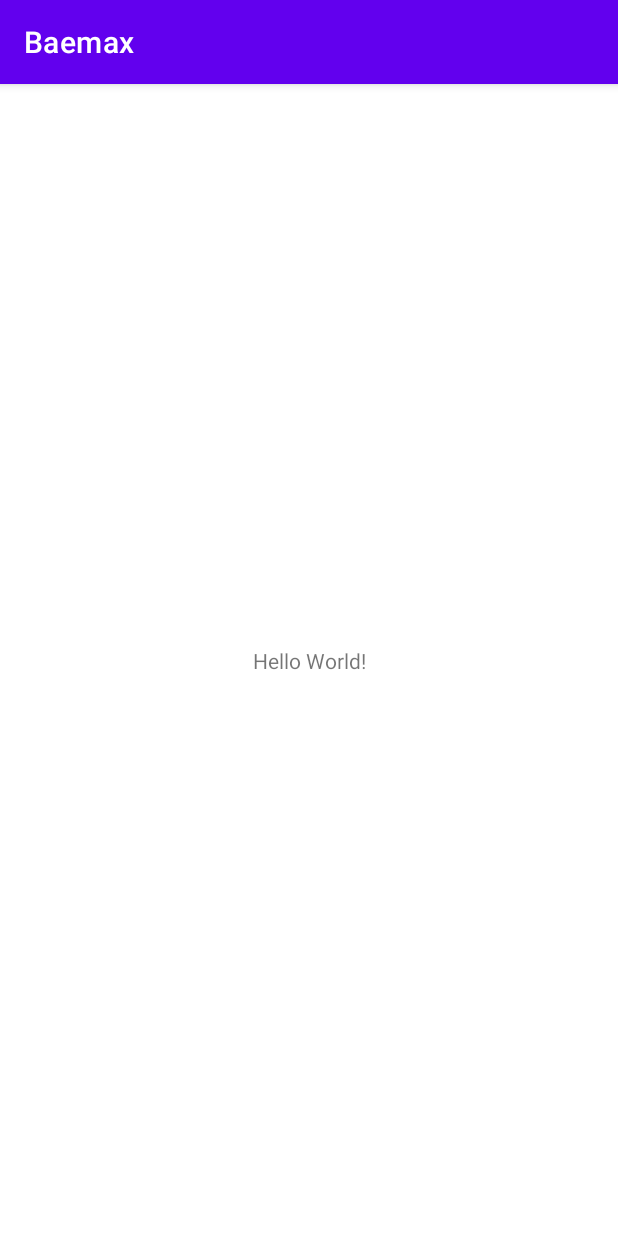
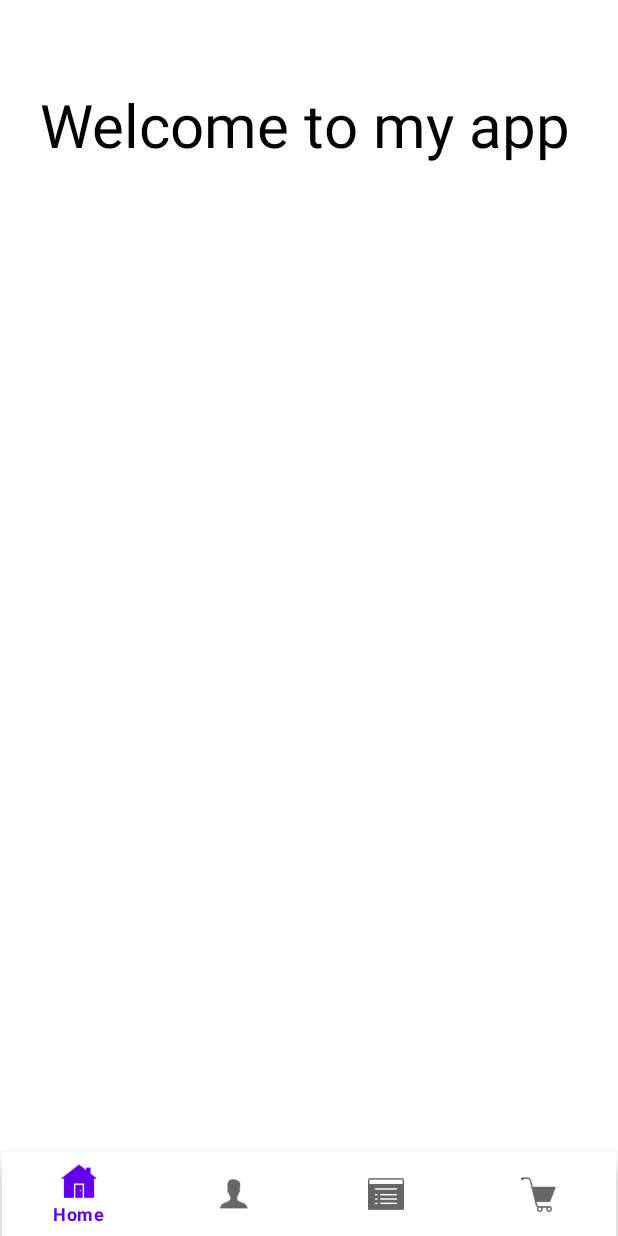
Before and after one commit to baohng/baemax, an Android app: the screen it shows after launch (MainActivity before the commit, HomeActivity after it), on a phone screen of 412 x 824 dp. Run offline under Robolectric (Android 15) with nearby library versions, the phone set to English and light mode, and no system bars.

Commit message:
bottom navbar

```diff
--- /dev/null
+++ b/app/src/main/java/ute/application/baemax/HomeActivity.java
@@ -0,0 +1,52 @@
+package ute.application.baemax;
+
+import androidx.annotation.NonNull;
+import androidx.appcompat.app.AppCompatActivity;
+
+import android.content.Intent;
+import android.os.Bundle;
+import android.view.MenuItem;
+
+import com.google.android.material.bottomnavigation.BottomNavigationView;
+
+public class HomeActivity extends AppCompatActivity {
+
+    BottomNavigationView bottomNavigationView;
+    @Override
+    protected void onCreate(Bundle savedInstanceState) {
+        super.onCreate(savedInstanceState);
+        setContentView(R.layout.activity_home);
+
+
+        bottomNavigationView = findViewById(R.id.bottom_navigator);
+        bottomNavigationView.setSelectedItemId(R.id.home);
+
+        bottomNavigationView.setOnNavigationItemSelectedListener(new BottomNavigationView.OnNavigationItemSelectedListener() {
+            @Override
+            public boolean onNavigationItemSelected(@NonNull MenuItem item) {
+                switch (item.getItemId()){
+                    case R.id.profileV:
+                        startActivity(new Intent(getApplicationContext(), ProfileActivity.class));
+                        overridePendingTransition(0,0);
+                        return true;
+
+                    case R.id.home:
+                        return  true;
+
+                    case R.id.listV:
+                        startActivity(new Intent(getApplicationContext(), ListViewActivity.class));
+                        overridePendingTransition(0,0);
+                        return true;
+
+                    case R.id.cart:
+                        startActivity(new Intent(getApplicationContext(), CartActivity.class));
+                        overridePendingTransition(0,0);
+                        return true;
+
+                }
+                return false;
+            }
+        });
+
+    }
+}
--- a/app/src/main/java/ute/application/baemax/MainActivity.java
+++ /dev/null
@@ -1,14 +0,0 @@
-package ute.application.baemax;
-
-import androidx.appcompat.app.AppCompatActivity;
-
-import android.os.Bundle;
-
-public class MainActivity extends AppCompatActivity {
-
-    @Override
-    protected void onCreate(Bundle savedInstanceState) {
-        super.onCreate(savedInstanceState);
-        setContentView(R.layout.activity_main);
-    }
-}
--- /dev/null
+++ b/app/src/main/res/layout/activity_home.xml
@@ -0,0 +1,38 @@
+<?xml version="1.0" encoding="utf-8"?>
+<androidx.constraintlayout.widget.ConstraintLayout xmlns:android="http://schemas.android.com/apk/res/android"
+    xmlns:app="http://schemas.android.com/apk/res-auto"
+    xmlns:tools="http://schemas.android.com/tools"
+    android:layout_width="match_parent"
+    android:layout_height="match_parent"
+    >
+
+    <TextView
+        android:id="@+id/textView6"
+        android:layout_width="wrap_content"
+        android:layout_height="wrap_content"
+        android:text="Welcome to my app"
+        android:textColor="@color/black"
+        android:textSize="40dp"
+        app:layout_constraintBottom_toBottomOf="parent"
+        app:layout_constraintEnd_toEndOf="parent"
+        app:layout_constraintHorizontal_bias="0.457"
+        app:layout_constraintStart_toStartOf="parent"
+        app:layout_constraintTop_toTopOf="parent"
+        app:layout_constraintVertical_bias="0.073" />
+
+
+    <com.google.android.material.bottomnavigation.BottomNavigationView
+        android:id="@+id/bottom_navigator"
+        android:layout_width="409dp"
+        android:layout_height="56dp"
+
+        app:layout_constraintBottom_toBottomOf="parent"
+        app:layout_constraintEnd_toEndOf="parent"
+        app:layout_constraintStart_toStartOf="parent"
+        app:layout_constraintTop_toTopOf="parent"
+        app:layout_constraintVertical_bias="1.0"
+        android:background="@color/white"
+        app:menu="@menu/bottom_nav_menu"
+        />
+
+</androidx.constraintlayout.widget.ConstraintLayout>
--- a/app/src/main/res/layout/activity_main.xml
+++ /dev/null
@@ -1,18 +0,0 @@
-<?xml version="1.0" encoding="utf-8"?>
-<androidx.constraintlayout.widget.ConstraintLayout xmlns:android="http://schemas.android.com/apk/res/android"
-    xmlns:app="http://schemas.android.com/apk/res-auto"
-    xmlns:tools="http://schemas.android.com/tools"
-    android:layout_width="match_parent"
-    android:layout_height="match_parent"
-    tools:context=".MainActivity">
-
-    <TextView
-        android:layout_width="wrap_content"
-        android:layout_height="wrap_content"
-        android:text="Hello World!"
-        app:layout_constraintBottom_toBottomOf="parent"
-        app:layout_constraintEnd_toEndOf="parent"
-        app:layout_constraintStart_toStartOf="parent"
-        app:layout_constraintTop_toTopOf="parent" />
-
-</androidx.constraintlayout.widget.ConstraintLayout>
--- /dev/null
+++ b/app/src/main/res/menu/bottom_nav_menu.xml
@@ -0,0 +1,25 @@
+<?xml version="1.0" encoding="utf-8"?>
+<menu xmlns:android="http://schemas.android.com/apk/res/android">
+    <item
+        android:id="@+id/home"
+        android:icon="@drawable/homenavigation"
+        android:title="Home"
+        />
+    <item
+        android:id="@+id/profileV"
+        android:icon="@drawable/profilenavigation"
+        android:title="Profile"
+        />
+    <item
+        android:id="@+id/listV"
+        android:icon="@drawable/listviewnavigation"
+        android:title="ListView"
+        />
+
+    <item
+        android:id="@+id/cart"
+        android:icon="@drawable/cartnavigation"
+        android:title="Successfully"
+        />
+
+</menu>
--- a/app/src/main/res/values/themes.xml
+++ b/app/src/main/res/values/themes.xml
@@ -1,6 +1,6 @@
 <resources xmlns:tools="http://schemas.android.com/tools">
     <!-- Base application theme. -->
-    <style name="Theme.Baemax" parent="Theme.MaterialComponents.DayNight.DarkActionBar">
+    <style name="Theme.Baemax" parent="Theme.MaterialComponents.DayNight.NoActionBar">
         <!-- Primary brand color. -->
         <item name="colorPrimary">@color/purple_500</item>
         <item name="colorPrimaryVariant">@color/purple_700</item>
@@ -13,4 +13,6 @@
         <item name="android:statusBarColor" tools:targetApi="l">?attr/colorPrimaryVariant</item>
         <!-- Customize your theme here. -->
     </style>
+
+
 </resources>
```
Also changed, not shown: app/src/main/AndroidManifest.xml (+13 -1 lines), app/src/main/java/ute/application/baemax/CartActivity.java (added, +48 -0 lines), app/src/main/java/ute/application/baemax/DetailActivity.java (added, +22 -0 lines), app/src/main/java/ute/application/baemax/ListViewActivity.java (added, +52 -0 lines), app/src/main/java/ute/application/baemax/ProfileActivity.java (added, +52 -0 lines), app/src/main/res/layout/activity_cart.xml (added, +38 -0 lines), app/src/main/res/layout/activity_detail.xml (added, +38 -0 lines), app/src/main/res/layout/activity_list_view.xml (added, +38 -0 lines), app/src/main/res/layout/activity_profile.xml (added, +38 -0 lines), app/src/main/res/drawable/cartnavigation.png (added), app/src/main/res/drawable/homenavigation.png (added), app/src/main/res/drawable/listviewnavigation.png (added), app/src/main/res/drawable/profilenavigation.png (added), 1 other file.
